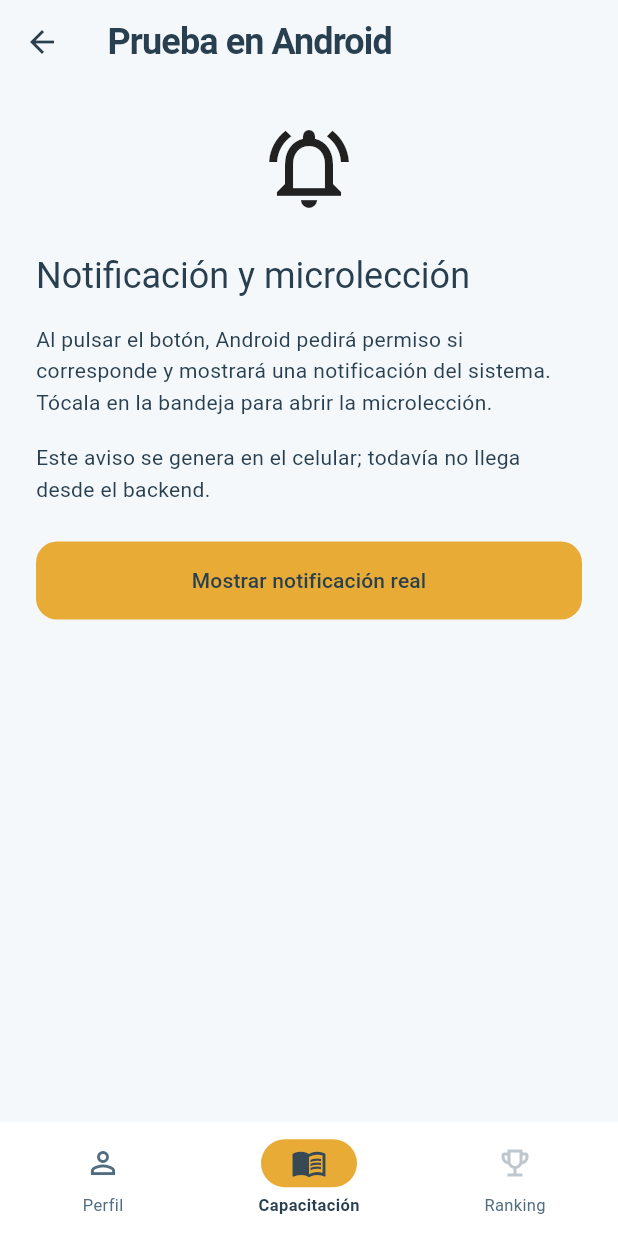
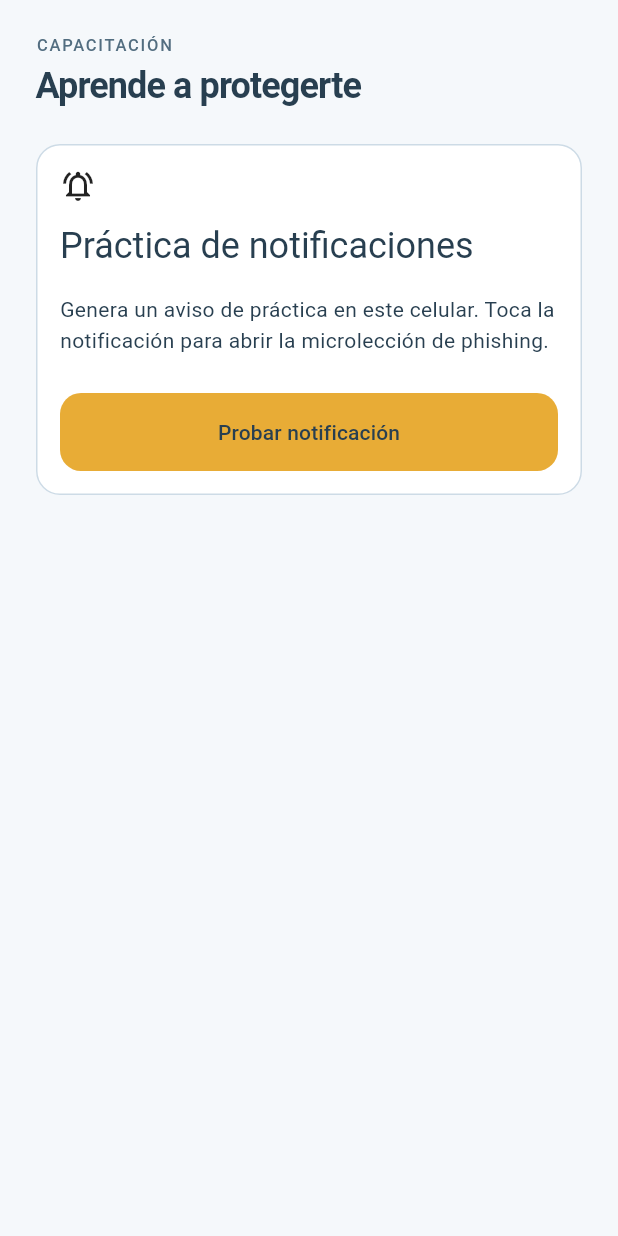
Before and after one commit to Ing-Web-Esis/phishwarden-mobile, a Flutter app: the NotificationPracticeScreen screen opened directly with empty values, on a phone screen of 412 x 824 dp. Run offline on Flutter 3.47's test engine with Material 3 defaults, Android fonts, the phone set to English and light mode, and no system bars; our stand-ins replace flutter_local_notifications; accounts and stored records are empty.

Commit message:
Navegación fluida entre pestañas y ranking móvil

```diff
--- a/lib/core/navigation/main_bottom_nav.dart
+++ b/lib/core/navigation/main_bottom_nav.dart
@@ -8,14 +8,18 @@ class MainBottomNav extends StatelessWidget {
     required this.selectedIndex,
     required this.onProfile,
     required this.onTraining,
+    this.onRanking,
   });
 
   static const profileIndex = 0;
   static const trainingIndex = 1;
+  static const rankingIndex = 2;
 
   final int selectedIndex;
   final VoidCallback onProfile;
   final VoidCallback onTraining;
+  // Null deshabilita la pestaña (por ejemplo, en modo demo sin sesión).
+  final VoidCallback? onRanking;
 
   @override
   Widget build(BuildContext context) {
@@ -27,7 +31,7 @@ class MainBottomNav extends StatelessWidget {
         border: Border(top: BorderSide(color: colors.outline)),
       ),
       child: NavigationBar(
-        height: 76,
+        height: 66,
         selectedIndex: selectedIndex,
         backgroundColor: colors.surfaceContainerLow,
         indicatorColor: AppTheme.gold,
@@ -43,25 +47,30 @@ class MainBottomNav extends StatelessWidget {
           ),
         ),
         onDestinationSelected: (index) {
-          if (index == selectedIndex) return;
           if (index == profileIndex) onProfile();
           if (index == trainingIndex) onTraining();
+          if (index == rankingIndex) onRanking?.call();
         },
-        destinations: const [
-          NavigationDestination(
+        destinations: [
+          const NavigationDestination(
             icon: Icon(Icons.person_outline),
             selectedIcon: Icon(Icons.person_outline, color: AppTheme.ink),
             label: 'Perfil',
           ),
-          NavigationDestination(
+          const NavigationDestination(
             icon: Icon(Icons.menu_book_outlined),
+            selectedIcon: Icon(Icons.menu_book_outlined, color: AppTheme.ink),
             label: 'Capacitación',
           ),
           NavigationDestination(
-            icon: Icon(Icons.emoji_events_outlined),
+            icon: const Icon(Icons.emoji_events_outlined),
+            selectedIcon: const Icon(
+              Icons.emoji_events_outlined,
+              color: AppTheme.ink,
+            ),
             label: 'Ranking',
-            enabled: false,
-            tooltip: 'Ranking · Próximamente',
+            enabled: onRanking != null,
+            tooltip: onRanking == null ? 'Ranking · Inicia sesión' : null,
           ),
         ],
       ),
--- /dev/null
+++ b/lib/features/ranking/data/ranking_repository.dart
@@ -0,0 +1,63 @@
+import '../../../core/network/api_client.dart';
+import '../../auth/data/models/link_models.dart';
+
+class RankingEntry {
+  const RankingEntry({
+    required this.position,
+    required this.name,
+    required this.department,
+    required this.points,
+    required this.medalsCount,
+    required this.safeDays,
+    required this.isCurrentUser,
+  });
+  final int position;
+  final String name;
+  final String? department;
+  final int points;
+  final int medalsCount;
+  final int safeDays;
+  final bool isCurrentUser;
+}
+
+class RankingData {
+  const RankingData({required this.myPosition, required this.entries});
+  final int? myPosition;
+  final List<RankingEntry> entries;
+}
+
+abstract interface class RankingRepository {
+  Future<RankingData> load();
+}
+
+/// Ranking interno de la empresa desde GET /mobile/ranking (requiere el JWT).
+class HttpRankingRepository implements RankingRepository {
+  HttpRankingRepository(this._api, this._access);
+  final ApiClient _api;
+  final LinkResult _access;
+
+  @override
+  Future<RankingData> load() async {
+    final token = _access.accessToken;
+    if (token == null) {
+      throw const ApiFailure('Sesión móvil sin token de acceso.');
+    }
+    final data = await _api.get('mobile/ranking', bearerToken: token);
+    final lista = (data['ranking'] as List?) ?? const [];
+    return RankingData(
+      myPosition: data['miPosicion'] as int?,
+      entries: [
+        for (final item in lista.cast<Map<String, dynamic>>())
+          RankingEntry(
+            position: item['posicion'] as int? ?? 0,
+            name: item['nombre'] as String? ?? 'Colaborador',
+            department: item['departamento'] as String?,
+            points: item['puntosTotales'] as int? ?? 0,
+            medalsCount: item['medallasCount'] as int? ?? 0,
+            safeDays: item['rachaDiasSeguros'] as int? ?? 0,
+            isCurrentUser: item['esUsuarioActual'] as bool? ?? false,
+          ),
+      ],
+    );
+  }
+}
--- a/lib/features/training/presentation/notification_practice_screen.dart
+++ b/lib/features/training/presentation/notification_practice_screen.dart
@@ -5,8 +5,15 @@ import '../../../core/notifications/notification_service.dart';
 import 'notification_practice_view_model.dart';
 
 class NotificationPracticeScreen extends StatefulWidget {
-  const NotificationPracticeScreen({super.key, required this.service});
+  const NotificationPracticeScreen({
+    super.key,
+    required this.service,
+    this.onRanking,
+    this.onProfile,
+  });
   final NotificationService service;
+  final VoidCallback? onRanking;
+  final VoidCallback? onProfile;
   @override
   State<NotificationPracticeScreen> createState() =>
       _NotificationPracticeScreenState();
@@ -29,30 +36,59 @@ class _NotificationPracticeScreenState
 
   @override
   Widget build(BuildContext context) => Scaffold(
-    appBar: AppBar(title: const Text('Prueba en Android')),
-    bottomNavigationBar: MainBottomNav(
+    bottomNavigationBar: widget.onProfile == null
+        ? null
+        : MainBottomNav(
             selectedIndex: MainBottomNav.trainingIndex,
-      onProfile: () => Navigator.maybePop(context),
+            onProfile: widget.onProfile!,
             onTraining: () {},
+            onRanking: widget.onRanking,
           ),
-    body: ListenableBuilder(
+    body: SafeArea(
+      bottom: false,
+      child: ListenableBuilder(
         listenable: _model,
         builder: (context, _) => ListView(
-        padding: const EdgeInsets.all(24),
+          padding: const EdgeInsets.fromLTRB(24, 22, 24, 20),
           children: [
-          const Icon(Icons.notifications_active_outlined, size: 64),
+            Text(
+              'CAPACITACIÓN',
+              style: Theme.of(context).textTheme.labelSmall?.copyWith(
+                letterSpacing: 1.2,
+                color: Theme.of(context).colorScheme.onSurfaceVariant,
+              ),
+            ),
+            const SizedBox(height: 4),
+            Text(
+              'Aprende a protegerte',
+              style: Theme.of(context).textTheme.titleLarge,
+            ),
             const SizedBox(height: 24),
+            Card(
+              margin: EdgeInsets.zero,
+              elevation: 0,
+              color: Theme.of(context).colorScheme.surfaceContainerLow,
+              shape: RoundedRectangleBorder(
+                borderRadius: BorderRadius.circular(16),
+                side: BorderSide(color: Theme.of(context).colorScheme.outline),
+              ),
+              child: Padding(
+                padding: const EdgeInsets.all(16),
+                child: Column(
+                  crossAxisAlignment: CrossAxisAlignment.stretch,
+                  children: [
+                    const Align(
+                      alignment: Alignment.centerLeft,
+                      child: Icon(Icons.notifications_active_outlined),
+                    ),
+                    const SizedBox(height: 12),
                     Text(
-            'Notificación y microlección',
+                      'Práctica de notificaciones',
                       style: Theme.of(context).textTheme.headlineSmall,
                     ),
                     const SizedBox(height: 16),
                     const Text(
-            'Al pulsar el botón, Android pedirá permiso si corresponde y mostrará una notificación del sistema. Tócala en la bandeja para abrir la microlección.',
-          ),
-          const SizedBox(height: 16),
-          const Text(
-          'Este aviso se genera en el celular; todavía no llega desde el backend.',
+                      'Genera un aviso de práctica en este celular. Toca la notificación para abrir la microlección de phishing.',
                     ),
                     const SizedBox(height: 24),
                     if (!_model.isSupported)
@@ -64,7 +100,11 @@ class _NotificationPracticeScreenState
                           ? null
                           : _model.send,
                       child: Text(
-              _model.isLoading ? 'Enviando…' : 'Mostrar notificación real',
+                        _model.isLoading ? 'Enviando…' : 'Probar notificación',
+                      ),
+                    ),
+                  ],
+                ),
               ),
             ),
             if (_model.message != null) ...[
@@ -74,5 +114,6 @@ class _NotificationPracticeScreenState
           ],
         ),
       ),
+    ),
   );
 }
--- a/pubspec.yaml
+++ b/pubspec.yaml
@@ -29,6 +29,8 @@ environment:
 # versions available, run `flutter pub outdated`.
 dependencies:
   flutter:
+    sdk: flutter
+  flutter_web_plugins:
     sdk: flutter
 
   # The following adds the Cupertino Icons font to your application.
```
Also changed, not shown: lib/app/app.dart (+23 -11 lines), lib/core/navigation/main_tabs.dart (added, +64 -0 lines), lib/features/profile/presentation/profile_screen.dart (+18 -12 lines), lib/features/ranking/presentation/ranking_screen.dart (added, +242 -0 lines), pubspec.lock, 2 other files. Lines whose indentation alone changed are shown as unchanged.
